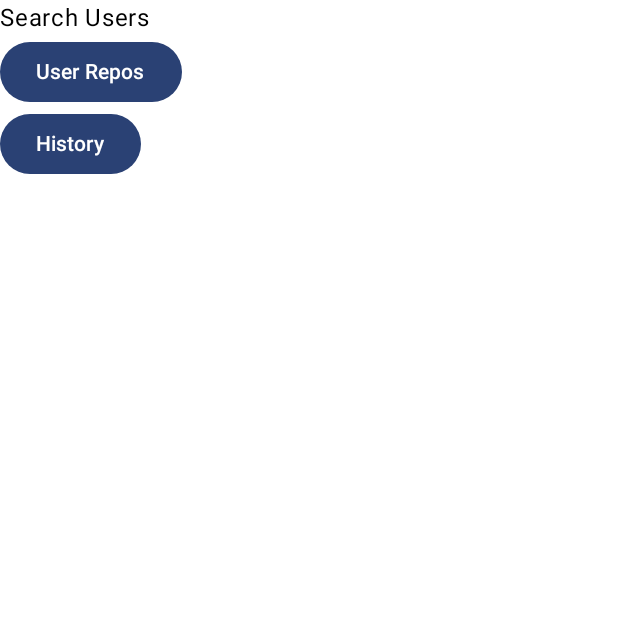
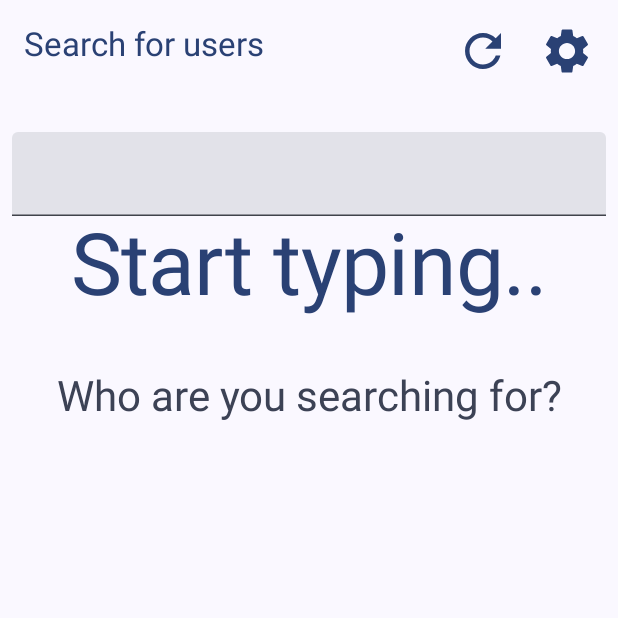
Before and after one commit to yerlansarsenov/zimran_test_app, an Android app built with Jetpack Compose: the composable MainScreen shown on its own in the app's theme, after a tap on "Users", on a phone screen of 412 x 824 dp, the top half of it. Run offline under Robolectric (Android 15) with nearby library versions, the phone set to English and light mode, and no system bars; our stand-ins replace Dagger/Hilt's generated code, accompanist, paging.

Commit message:
feat: add searching among users

```diff
--- a/app/build.gradle.kts
+++ b/app/build.gradle.kts
@@ -100,6 +100,8 @@ dependencies {
     coreLibraryDesugaring("com.android.tools:desugar_jdk_libs:1.1.5")
 
     implementation("org.jetbrains.kotlinx:kotlinx-collections-immutable:0.3.5")
+
+    implementation("com.google.accompanist:accompanist-systemuicontroller:0.30.1")
 }
 
 kapt {
--- a/app/src/main/java/com/borred/zimran_test_app/MainScreen.kt
+++ b/app/src/main/java/com/borred/zimran_test_app/MainScreen.kt
@@ -4,7 +4,11 @@ import android.util.Log
 import androidx.compose.animation.core.tween
 import androidx.compose.animation.slideInHorizontally
 import androidx.compose.animation.slideOutHorizontally
+import androidx.compose.foundation.background
+import androidx.compose.material3.MaterialTheme
 import androidx.compose.runtime.Composable
+import androidx.compose.runtime.LaunchedEffect
+import androidx.compose.ui.Modifier
 import androidx.navigation.NavGraphBuilder
 import androidx.navigation.NavHostController
 import androidx.navigation.compose.NavHost
@@ -19,6 +23,7 @@ import com.borred.zimran_test_app.ui.MainScreenRoutes
 import com.borred.zimran_test_app.userrepos.UserReposScreen
 import com.borred.zimran_test_app.users.SearchUsersScreen
 import com.borred.zimran_test_app.users.UsersHistoryScreen
+import com.google.accompanist.systemuicontroller.rememberSystemUiController
 import kotlinx.serialization.json.Json
 
 @Composable
@@ -26,9 +31,17 @@ fun MainScreen(
     onShowError: (Throwable) -> Unit
 ) {
     val navController = rememberNavController()
+    val uiController = rememberSystemUiController()
+    val backgroundColor = MaterialTheme.colorScheme.background
+    LaunchedEffect(backgroundColor, uiController) {
+        uiController.setSystemBarsColor(backgroundColor)
+    }
     NavHost(
         navController = navController,
         startDestination = MainScreenRoutes.Search.route,
+        modifier = Modifier.background(
+            MaterialTheme.colorScheme.background
+        )
     ) {
         mainScreenNavGraph(navController, onShowError)
     }
@@ -111,7 +124,8 @@ private fun NavGraphBuilder.mainScreenNavGraph(
             },
             onGoToHistory = {
                 navController.navigate(MainScreenRoutes.UsersHistory.route)
-            }
+            },
+            onShowError = onShowError
         )
     }
 
--- a/app/src/main/java/com/borred/zimran_test_app/ui/DefinitionAndInfoRow.kt
+++ b/app/src/main/java/com/borred/zimran_test_app/ui/DefinitionAndInfoRow.kt
@@ -25,12 +25,13 @@ fun DefinitionAndInfoRow(
             text = "$definition: ",
             style = MaterialTheme.typography.titleLarge,
             modifier = Modifier.alignByBaseline(),
-            color = Color.LightGray
+            color = MaterialTheme.colorScheme.secondary
         )
         Text(
             text = info,
             style = MaterialTheme.typography.titleLarge,
-            modifier = Modifier.alignByBaseline()
+            modifier = Modifier.alignByBaseline(),
+            color = MaterialTheme.colorScheme.primary
         )
     }
 }
--- a/app/src/main/java/com/borred/zimran_test_app/ui/DisplayAndHeadline.kt
+++ b/app/src/main/java/com/borred/zimran_test_app/ui/DisplayAndHeadline.kt
@@ -35,6 +35,7 @@ fun DisplayAndHeadline(
         Text(
             text = headline,
             style = MaterialTheme.typography.headlineMedium,
+            color = MaterialTheme.colorScheme.secondary,
             textAlign = TextAlign.Center
         )
     }
--- a/app/src/main/java/com/borred/zimran_test_app/ui/Header.kt
+++ b/app/src/main/java/com/borred/zimran_test_app/ui/Header.kt
@@ -95,6 +95,7 @@ private fun HeaderImpl(
         Text(
             text = title,
             style = MaterialTheme.typography.titleLarge,
+            color = MaterialTheme.colorScheme.primary,
             maxLines = 1,
             overflow = TextOverflow.Ellipsis,
             modifier = Modifier.weight(1f)
@@ -105,7 +106,8 @@ private fun HeaderImpl(
                 contentDescription = "action button",
                 modifier = Modifier
                     .size(36.dp)
-                    .clickable(onClick = it.onClick)
+                    .clickable(onClick = it.onClick),
+                tint = MaterialTheme.colorScheme.primary
             )
         }
         secondActionButton?.let {
@@ -115,7 +117,8 @@ private fun HeaderImpl(
                 contentDescription = "action button",
                 modifier = Modifier
                     .size(36.dp)
-                    .clickable(onClick = it.onClick)
+                    .clickable(onClick = it.onClick),
+                tint = MaterialTheme.colorScheme.primary
             )
         }
     }
--- a/app/src/main/java/com/borred/zimran_test_app/users/SearchUsersScreen.kt
+++ b/app/src/main/java/com/borred/zimran_test_app/users/SearchUsersScreen.kt
@@ -1,40 +1,102 @@
 package com.borred.zimran_test_app.users
 
+import androidx.compose.foundation.clickable
 import androidx.compose.foundation.layout.Column
 import androidx.compose.foundation.layout.fillMaxSize
+import androidx.compose.foundation.layout.fillMaxWidth
+import androidx.compose.foundation.layout.padding
+import androidx.compose.foundation.text.KeyboardActions
+import androidx.compose.foundation.text.KeyboardOptions
+import androidx.compose.material.icons.Icons
+import androidx.compose.material.icons.filled.Refresh
+import androidx.compose.material.icons.filled.Settings
 import androidx.compose.material3.Button
+import androidx.compose.material3.Divider
+import androidx.compose.material3.ExperimentalMaterial3Api
 import androidx.compose.material3.Text
+import androidx.compose.material3.TextField
 import androidx.compose.runtime.Composable
+import androidx.compose.runtime.collectAsState
+import androidx.compose.runtime.getValue
+import androidx.compose.runtime.mutableStateOf
+import androidx.compose.runtime.remember
+import androidx.compose.runtime.setValue
+import androidx.compose.ui.ExperimentalComposeUiApi
 import androidx.compose.ui.Modifier
+import androidx.compose.ui.platform.LocalSoftwareKeyboardController
+import androidx.compose.ui.text.input.ImeAction
+import androidx.compose.ui.unit.dp
+import androidx.hilt.navigation.compose.hiltViewModel
+import androidx.paging.compose.collectAsLazyPagingItems
 import com.borred.ktor_client.network.search.users.model.GitUser
+import com.borred.zimran_test_app.ui.AuthorInfo
+import com.borred.zimran_test_app.ui.DisplayAndHeadline
+import com.borred.zimran_test_app.ui.Header
+import com.borred.zimran_test_app.ui.PagingLazyColumn
+import com.borred.zimran_test_app.ui.SortKindDialog
 
+@OptIn(ExperimentalComposeUiApi::class, ExperimentalMaterial3Api::class)
 @Composable
 fun SearchUsersScreen(
     onGoToUserRepos: (GitUser) -> Unit,
     onGoToHistory: () -> Unit,
+    onShowError: (Throwable) -> Unit,
     modifier: Modifier = Modifier
 ) {
+    val viewModel = hiltViewModel<SearchUsersViewModel>()
+    var isSortDialogVisible by remember {
+        mutableStateOf(false)
+    }
     Column(
         modifier = modifier.fillMaxSize()
     ) {
-        Text(
-            text = "Search Users"
+        Header(
+            title = "Search for users",
+            actionButtonIcon = Icons.Default.Refresh,
+            onClickAction = onGoToHistory,
+            secondaryActionButtonIcon = Icons.Default.Settings,
+            onClickSecondaryAction = { isSortDialogVisible = true }
         )
-        Button(
-            onClick = {
-//                onGoToUserRepos(1)
+        val searchText by viewModel.searchTextFlow.collectAsState()
+        val keyboard = LocalSoftwareKeyboardController.current
+        TextField(
+            value = searchText,
+            onValueChange = viewModel::setSearchText,
+            modifier = Modifier
+                .padding(horizontal = 8.dp)
+                .fillMaxWidth(),
+            keyboardActions = KeyboardActions(
+                onSearch = {
+                    keyboard?.hide()
+                }
+            ),
+            keyboardOptions = KeyboardOptions(
+                imeAction = ImeAction.Search
+            )
+        )
+        if (searchText.isEmpty()) {
+            DisplayAndHeadline(
+                display = "Start typing..",
+                headline = "Who are you searching for?"
+            )
+        } else {
+            PagingLazyColumn(
+                paginatedListItems = viewModel.gitUsersPaging.value.collectAsLazyPagingItems(),
+                onShowError = onShowError
+            ) { item ->
+                AuthorInfo(
+                    owner = item,
+                    modifier = Modifier
+                        .clickable { onGoToUserRepos(item) }
+                )
+                Divider()
             }
-        ) {
-            Text(
-                text = "User Repos"
-            )
-        }
-        Button(
-            onClick = onGoToHistory
-        ) {
-            Text(
-                text = "History"
-            )
         }
     }
+    SortKindDialog(
+        isVisible = isSortDialogVisible,
+        chosenOne = viewModel.sortByFlow.collectAsState().value,
+        onChoose = viewModel::setSortBy,
+        onDismiss = { isSortDialogVisible = false }
+    )
 }
--- /dev/null
+++ b/app/src/main/java/com/borred/zimran_test_app/users/SearchUsersViewModel.kt
@@ -0,0 +1,88 @@
+package com.borred.zimran_test_app.users
+
+import androidx.compose.runtime.MutableState
+import androidx.compose.runtime.State
+import androidx.compose.runtime.mutableStateOf
+import androidx.lifecycle.ViewModel
+import androidx.lifecycle.viewModelScope
+import androidx.paging.Pager
+import androidx.paging.PagingConfig
+import androidx.paging.PagingData
+import androidx.paging.cachedIn
+import com.borred.ktor_client.network.search.users.SearchUsersApi
+import com.borred.ktor_client.network.search.users.model.GitUser
+import com.borred.ktor_client.network.search.users.model.UsersSort
+import com.borred.zimran_test_app.safeLaunch
+import dagger.hilt.android.lifecycle.HiltViewModel
+import kotlinx.coroutines.Dispatchers
+import kotlinx.coroutines.Job
+import kotlinx.coroutines.delay
+import kotlinx.coroutines.flow.Flow
+import kotlinx.coroutines.flow.MutableStateFlow
+import kotlinx.coroutines.flow.StateFlow
+import kotlinx.coroutines.flow.asStateFlow
+import kotlinx.coroutines.flow.emptyFlow
+import kotlinx.coroutines.flow.flowOn
+import javax.inject.Inject
+
+@HiltViewModel
+class SearchUsersViewModel
+@Inject constructor(
+    private val usersApi: SearchUsersApi
+) : ViewModel() {
+
+    private val _searchTextFlow = MutableStateFlow("")
+    val searchTextFlow: StateFlow<String> = _searchTextFlow.asStateFlow()
+
+    private val _sortByFlow = MutableStateFlow<UsersSort>(UsersSort.FOLLOWERS)
+    val sortByFlow: StateFlow<UsersSort> = _sortByFlow.asStateFlow()
+
+    private var searchingJob: Job? = null
+
+    private val _gitUsersPaging: MutableState<Flow<PagingData<GitUser>>> = mutableStateOf(
+        emptyFlow()
+    )
+    val gitUsersPaging: State<Flow<PagingData<GitUser>>> = _gitUsersPaging
+
+    private val pagingConfig = PagingConfig(
+        pageSize = 30,
+        initialLoadSize = 30
+    )
+
+    fun setSearchText(text: String) {
+        _searchTextFlow.value = text
+        updateParams()
+    }
+
+    fun setSortBy(sort: UsersSort) {
+        _sortByFlow.value = sort
+        updateParams()
+    }
+
+    private fun updateParams() {
+        val text = _searchTextFlow.value
+        val sort = _sortByFlow.value
+        searchingJob?.cancel()
+        searchingJob = viewModelScope.safeLaunch {
+            delay(200)
+            _gitUsersPaging.value = getPagingFlow(text, sort)
+        }
+    }
+
+    private fun getPagingFlow(
+        text: String,
+        sort: UsersSort
+    ): Flow<PagingData<GitUser>> {
+        return Pager(
+            config = pagingConfig
+        ) {
+            GitUserPagingSource(
+                text = text,
+                sort = sort,
+                usersApi = usersApi
+            )
+        }.flow
+            .flowOn(Dispatchers.IO)
+            .cachedIn(viewModelScope)
+    }
+}
--- a/ktor-client/src/main/java/com/borred/ktor_client/network/search/users/model/UsersSort.kt
+++ b/ktor-client/src/main/java/com/borred/ktor_client/network/search/users/model/UsersSort.kt
@@ -1,6 +1,6 @@
 package com.borred.ktor_client.network.search.users.model
 
-enum class UsersSort(internal val value: String) {
+enum class UsersSort(val value: String) {
     FOLLOWERS("followers"),
     REPOS("repositories"),
     JOINED("joined")
```
Also changed, not shown: app/src/main/java/com/borred/zimran_test_app/repodetails/RepoDetailsScreen.kt (+13 -6 lines), app/src/main/java/com/borred/zimran_test_app/repositories/RepositoriesHistoryScreen.kt (+5 -2 lines), app/src/main/java/com/borred/zimran_test_app/ui/GitRepositoryView.kt (+8 -4 lines), app/src/main/java/com/borred/zimran_test_app/ui/SortKindDialog.kt (+25 -0 lines), app/src/main/java/com/borred/zimran_test_app/users/GitUserPagingSource.kt (added, +49 -0 lines).
